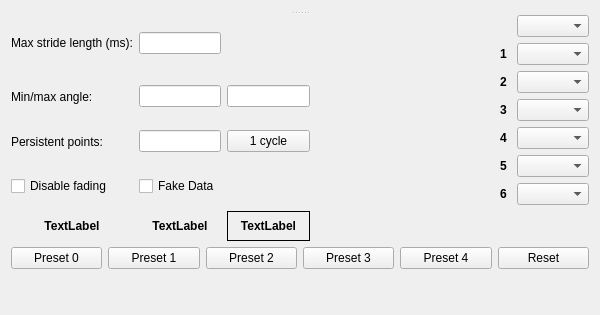
Qt form ui/w_ankleAnglePlot.ui (johnbatzer18/biomech_flexsea-plan) before a commit.
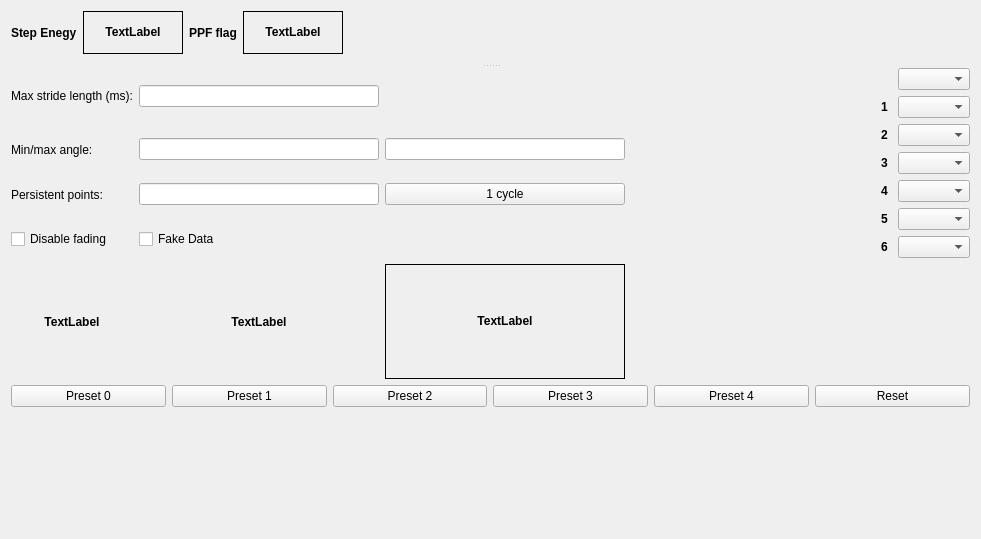
The same form after that commit.

Commit message: - Ankle Angle Plot: Add a text box with genVar[1] value and "step energy" label. - Ankle Angle Plot: Add text box with genVar[0] value and "PPF flag" label.

```diff
--- a/ui/w_ankleAnglePlot.ui
+++ b/ui/w_ankleAnglePlot.ui
@@ -6,8 +6,8 @@
    <rect>
     <x>0</x>
     <y>0</y>
-    <width>600</width>
-    <height>315</height>
+    <width>981</width>
+    <height>539</height>
    </rect>
   </property>
   <property name="minimumSize">
@@ -19,14 +19,114 @@
   <property name="windowTitle">
    <string>Form</string>
   </property>
-  <layout class="QVBoxLayout" name="verticalLayout">
+  <layout class="QVBoxLayout" name="verticalLayout_2">
    <item>
     <widget class="QSplitter" name="splitter">
      <property name="orientation">
       <enum>Qt::Vertical</enum>
      </property>
      <widget class="QWidget" name="layoutWidget">
-      <layout class="QGridLayout" name="gridLayout_test"/>
+      <layout class="QVBoxLayout" name="verticalLayout">
+       <item>
+        <layout class="QGridLayout" name="chartVLayout"/>
+       </item>
+       <item>
+        <layout class="QGridLayout" name="gridLayout_3">
+         <property name="bottomMargin">
+          <number>10</number>
+         </property>
+         <item row="0" column="4">
+          <spacer name="horizontalSpacer">
+           <property name="orientation">
+            <enum>Qt::Horizontal</enum>
+           </property>
+           <property name="sizeHint" stdset="0">
+            <size>
+             <width>40</width>
+             <height>20</height>
+            </size>
+           </property>
+          </spacer>
+         </item>
+         <item row="0" column="0">
+          <widget class="QLabel" name="stepEnergyLabel">
+           <property name="font">
+            <font>
+             <weight>75</weight>
+             <bold>true</bold>
+            </font>
+           </property>
+           <property name="text">
+            <string>Step Enegy</string>
+           </property>
+          </widget>
+         </item>
+         <item row="0" column="1">
+          <widget class="QLabel" name="display_StepEnergy">
+           <property name="sizePolicy">
+            <sizepolicy hsizetype="Fixed" vsizetype="Preferred">
+             <horstretch>0</horstretch>
+             <verstretch>0</verstretch>
+            </sizepolicy>
+           </property>
+           <property name="minimumSize">
+            <size>
+             <width>100</width>
+             <height>10</height>
+            </size>
+           </property>
+           <property name="frameShape">
+            <enum>QFrame::Box</enum>
+           </property>
+           <property name="text">
+            <string>&lt;html&gt;&lt;head/&gt;&lt;body&gt;&lt;p align=&quot;center&quot;&gt;&lt;span style=&quot; font-weight:600;&quot;&gt;TextLabel&lt;/span&gt;&lt;/p&gt;&lt;/body&gt;&lt;/html&gt;</string>
+           </property>
+           <property name="alignment">
+            <set>Qt::AlignCenter</set>
+           </property>
+          </widget>
+         </item>
+         <item row="0" column="3">
+          <widget class="QLabel" name="display_PPFFlag">
+           <property name="sizePolicy">
+            <sizepolicy hsizetype="Fixed" vsizetype="Preferred">
+             <horstretch>0</horstretch>
+             <verstretch>0</verstretch>
+            </sizepolicy>
+           </property>
+           <property name="minimumSize">
+            <size>
+             <width>100</width>
+             <height>10</height>
+            </size>
+           </property>
+           <property name="frameShape">
+            <enum>QFrame::Box</enum>
+           </property>
+           <property name="text">
+            <string>&lt;html&gt;&lt;head/&gt;&lt;body&gt;&lt;p align=&quot;center&quot;&gt;&lt;span style=&quot; font-weight:600;&quot;&gt;TextLabel&lt;/span&gt;&lt;/p&gt;&lt;/body&gt;&lt;/html&gt;</string>
+           </property>
+           <property name="alignment">
+            <set>Qt::AlignCenter</set>
+           </property>
+          </widget>
+         </item>
+         <item row="0" column="2">
+          <widget class="QLabel" name="PPFFlagLabel">
+           <property name="font">
+            <font>
+             <weight>75</weight>
+             <bold>true</bold>
+            </font>
+           </property>
+           <property name="text">
+            <string>PPF flag</string>
+           </property>
+          </widget>
+         </item>
+        </layout>
+       </item>
+      </layout>
      </widget>
      <widget class="QWidget" name="layoutWidget">
       <layout class="QGridLayout" name="gridLayout">
```
The commit also changes 1 other file.
